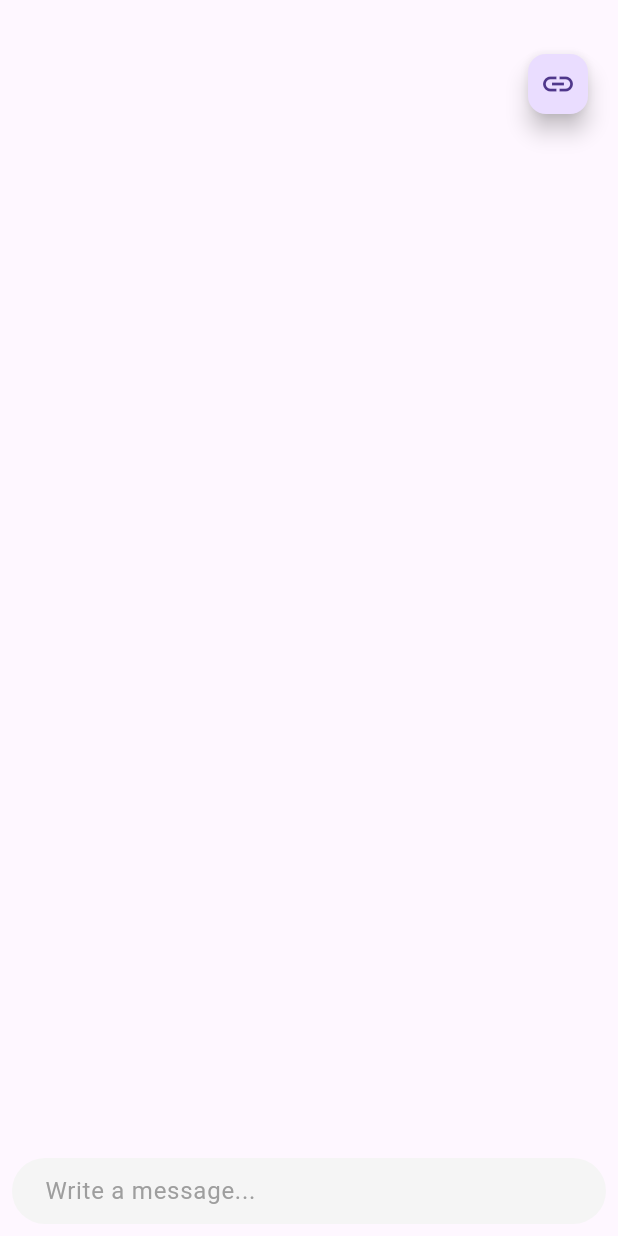
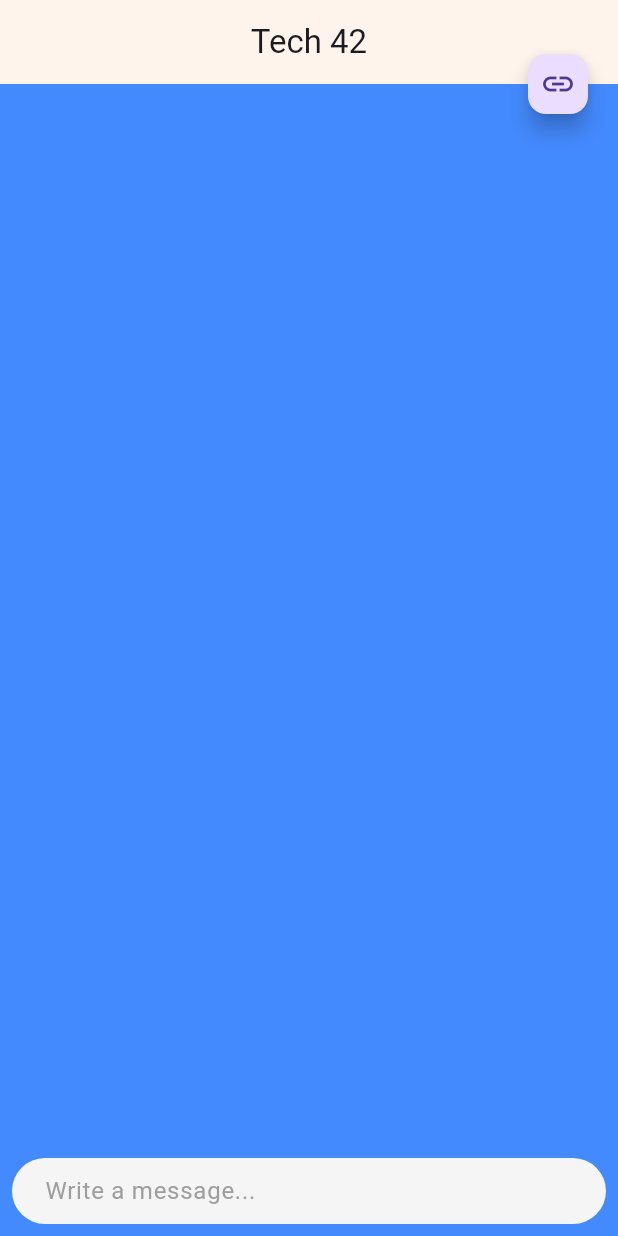
Before and after one commit to Shidhin-VP/StockPrice-AIAgent_StreamingResponse, a Flutter app: the screen it shows after launch, on a phone screen of 412 x 824 dp. Run offline on Flutter 3.47's test engine with Material 3 defaults, Android fonts, the phone set to English and light mode, and no system bars; drawn by our look-alikes of dash_chat_2.

Commit message:
Working Model

```diff
--- a/src/mobile_frontend/lib/chatapp.dart
+++ b/src/mobile_frontend/lib/chatapp.dart
@@ -1,115 +1,3 @@
-// import 'package:dash_chat_2/dash_chat_2.dart';
-// import 'package:flutter/material.dart';
-// import 'package:http/http.dart' as http;
-// import 'dart:convert';
-
-// class ChatApp extends StatefulWidget {
-//   const ChatApp({super.key});
-
-//   @override
-//   State<ChatApp> createState() => _ChatAppState();
-// }
-
-// class _ChatAppState extends State<ChatApp> {
-//   Future<void> getChatResponse(ChatMessage m) async {
-//     setState(() {
-//       _messages.insert(0, m);
-//     });
-//     final postURL = Uri.parse(url);
-//     print('URL: $url');
-//     final response = await http.post(
-//       postURL,
-//       headers: {
-//         'Content-Type': 'application/json',
-//         'Access-Control-Allow-Origin': '*',
-//       },
-//       body: jsonEncode({'prompt': m.text}),
-//     );
-//     if (response.statusCode == 200) {
-//       print("Response from testing $response and mText is ${m.text}");
-//       final data = jsonDecode(response.body);
-//       var botReply = data['AI Result'];
-//       botReply = botReply.replaceAll(RegExp(r'<thinking>.*?<\/thinking>', dotAll: true), '').trim();
-//       final ChatMessage reply = ChatMessage(
-//         user: _bot,
-//         createdAt: DateTime.now(),
-//         text: botReply,
-//       );
-//       setState(() {
-//         _messages.insert(0, reply);
-//       });
-//     } else {}
-//   }
-
-//   final ChatUser _bot = ChatUser(
-//     id: '1',
-//     firstName: "AI",
-//     lastName: "Assistant",
-//   );
-//   final ChatUser _currentUser = ChatUser(id: '2', firstName: "Shidhin");
-//   final List<ChatMessage> _messages = <ChatMessage>[];
-//   final TextEditingController _urlController = TextEditingController();
-//   String url = "";
-//   final warningMessageofURL = SnackBar(
-//     content: Text("Please attach the url"),
-//     duration: Duration(seconds: 1),
-//   );
-
-//   @override
-//   Widget build(BuildContext context) {
-//     return Scaffold(
-//       appBar: AppBar(),
-//       floatingActionButton: FloatingActionButton.small(
-//         onPressed: () {
-//           showDialog(
-//             barrierDismissible: false,
-//             context: context,
-//             builder: (context) {
-//               return AlertDialog(
-//                 title: Text("Enter Your URL"),
-//                 content: TextField(controller: _urlController),
-//                 actions: [
-//                   TextButton(
-//                     onPressed: () {
-//                       url = _urlController.text;
-//                       _urlController.clear();
-//                       Navigator.of(context).pop();
-//                     },
-//                     child: Text("Attach"),
-//                   ),
-//                   TextButton(
-//                     onPressed: () {
-//                       Navigator.pop(context);
-//                     },
-//                     child: Text("Decline"),
-//                   ),
-//                 ],
-//               );
-//             },
-//           );
-//         },
-//         child: Icon(Icons.link),
-//       ),
-//       floatingActionButtonLocation: FloatingActionButtonLocation.endTop,
-//       body: DashChat(
-//         currentUser: _currentUser,
-//         onSend: (ChatMessage m) {
-//           url != ""
-//               ? getChatResponse(m)
-//               : ScaffoldMessenger.of(context).showSnackBar(warningMessageofURL);
-//         },
-//         messages: _messages,
-//         inputOptions: InputOptions(
-//           textInputAction: TextInputAction.send,
-//           sendOnEnter: true,
-//         ),
-//       ),
-//     );
-//   }
-// }
-
-
-
 import 'package:dash_chat_2/dash_chat_2.dart';
 import 'package:flutter/material.dart';
 import 'package:http/http.dart' as http;
@@ -203,7 +91,13 @@ class _ChatAppState extends State<ChatApp> {
   @override
   Widget build(BuildContext context) {
     return Scaffold(
-      appBar: AppBar(),
+      backgroundColor: Colors.blueAccent,
+      appBar: AppBar(
+        title: Text("Tech 42"),
+        centerTitle: true,
+        surfaceTintColor: Colors.amberAccent,
+        elevation: 5,
+      ),
       floatingActionButton: FloatingActionButton.small(
         onPressed: () {
           showDialog(
```
Also changed, not shown: 1 other file.
